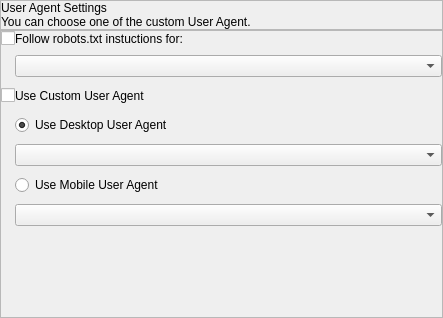
Before: the Qt Designer form seospider/ui/user_agent_settings_widget.ui in andrascii/RiveSolutions_SEO_Spider, drawn with Qt 5.
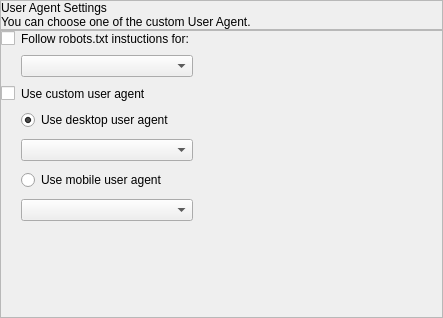
After: the same form once the commit is applied.

```diff
--- a/seospider/ui/user_agent_settings_widget.ui
+++ b/seospider/ui/user_agent_settings_widget.ui
@@ -112,11 +112,20 @@
       </property>
       <item>
        <layout class="QGridLayout" name="gridLayout">
+        <property name="horizontalSpacing">
+         <number>6</number>
+        </property>
         <property name="verticalSpacing">
          <number>9</number>
         </property>
         <item row="2" column="0">
          <widget class="QCheckBox" name="useCustomUserAgentCheckBox">
+          <property name="sizePolicy">
+           <sizepolicy hsizetype="Minimum" vsizetype="Fixed">
+            <horstretch>0</horstretch>
+            <verstretch>0</verstretch>
+           </sizepolicy>
+          </property>
           <property name="text">
            <string/>
           </property>
@@ -128,7 +137,7 @@
         <item row="3" column="1">
          <widget class="QRadioButton" name="useDesktopUserAgentRadioButton">
           <property name="text">
-           <string>Use Desktop User Agent</string>
+           <string>Use desktop user agent</string>
           </property>
           <property name="checked">
            <bool>true</bool>
@@ -141,26 +150,10 @@
           </attribute>
          </widget>
         </item>
-        <item row="3" column="0">
-         <spacer name="horizontalSpacer">
-          <property name="orientation">
-           <enum>Qt::Horizontal</enum>
-          </property>
-          <property name="sizeType">
-           <enum>QSizePolicy::Fixed</enum>
-          </property>
-          <property name="sizeHint" stdset="0">
-           <size>
-            <width>13</width>
-            <height>20</height>
-           </size>
-          </property>
-         </spacer>
-        </item>
         <item row="5" column="1">
          <widget class="QRadioButton" name="useMobileUserAgentRadioButton">
           <property name="text">
-           <string>Use Mobile User Agent</string>
+           <string>Use mobile user agent</string>
           </property>
           <property name="controlKey" stdset="0">
            <string notr="true">useMobileUserAgent</string>
@@ -183,20 +176,6 @@
           </property>
          </spacer>
         </item>
-        <item row="4" column="1" colspan="2">
-         <widget class="QComboBox" name="desktopUserAgentComboBox">
-          <property name="controlKey" stdset="0">
-           <string notr="true">desktopUserAgent</string>
-          </property>
-         </widget>
-        </item>
-        <item row="6" column="1" colspan="2">
-         <widget class="QComboBox" name="mobileUserAgentComboBox">
-          <property name="controlKey" stdset="0">
-           <string notr="true">mobileUserAgent</string>
-          </property>
-         </widget>
-        </item>
         <item row="0" column="1">
          <widget class="QLabel" name="label_2">
           <property name="text">
@@ -219,10 +198,13 @@
           <property name="orientation">
            <enum>Qt::Horizontal</enum>
           </property>
+          <property name="sizeType">
+           <enum>QSizePolicy::Expanding</enum>
+          </property>
           <property name="sizeHint" stdset="0">
            <size>
-            <width>40</width>
-            <height>20</height>
+            <width>270</width>
+            <height>10</height>
            </size>
           </property>
          </spacer>
@@ -230,14 +212,28 @@
         <item row="2" column="1">
          <widget class="QLabel" name="label">
           <property name="text">
-           <string>Use Custom User Agent</string>
+           <string>Use custom user agent</string>
           </property>
           <property name="buddy">
            <cstring>useCustomUserAgentCheckBox</cstring>
           </property>
          </widget>
         </item>
-        <item row="1" column="1" colspan="2">
+        <item row="6" column="1">
+         <widget class="QComboBox" name="mobileUserAgentComboBox">
+          <property name="controlKey" stdset="0">
+           <string notr="true">mobileUserAgent</string>
+          </property>
+         </widget>
+        </item>
+        <item row="4" column="1">
+         <widget class="QComboBox" name="desktopUserAgentComboBox">
+          <property name="controlKey" stdset="0">
+           <string notr="true">desktopUserAgent</string>
+          </property>
+         </widget>
+        </item>
+        <item row="1" column="1">
          <widget class="QComboBox" name="robotsTxtComboBox">
           <property name="controlKey" stdset="0">
            <string notr="true">robotSignature</string>
```
Left out of the diff: 13 changed lines with no effect on the pictures.
